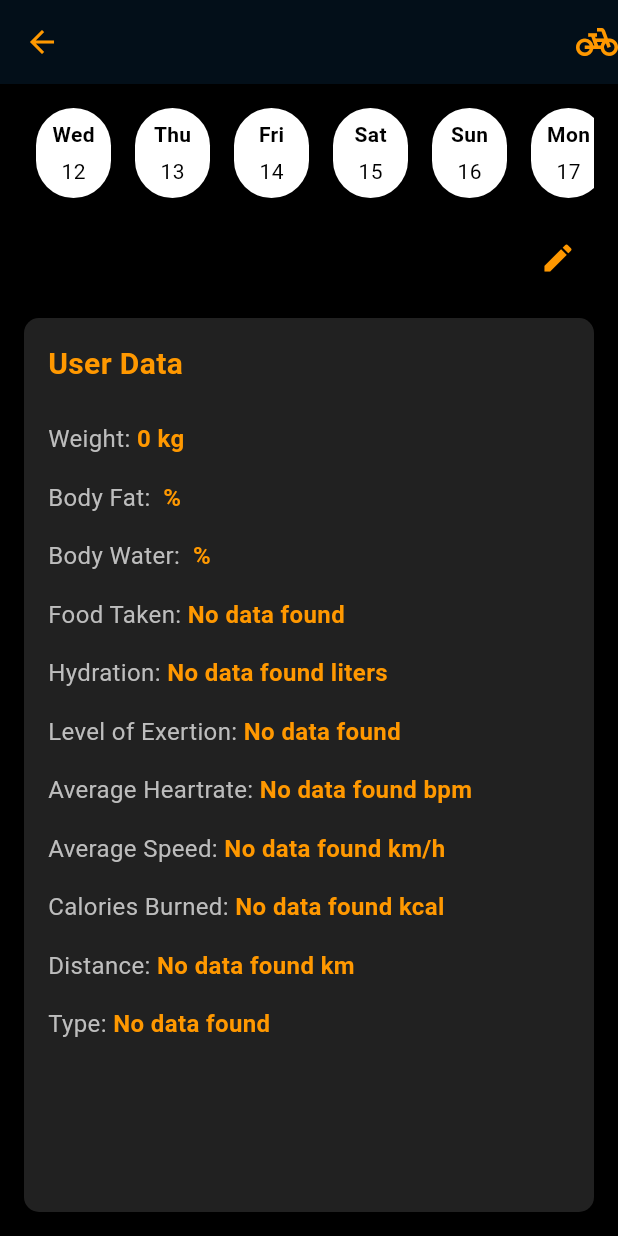
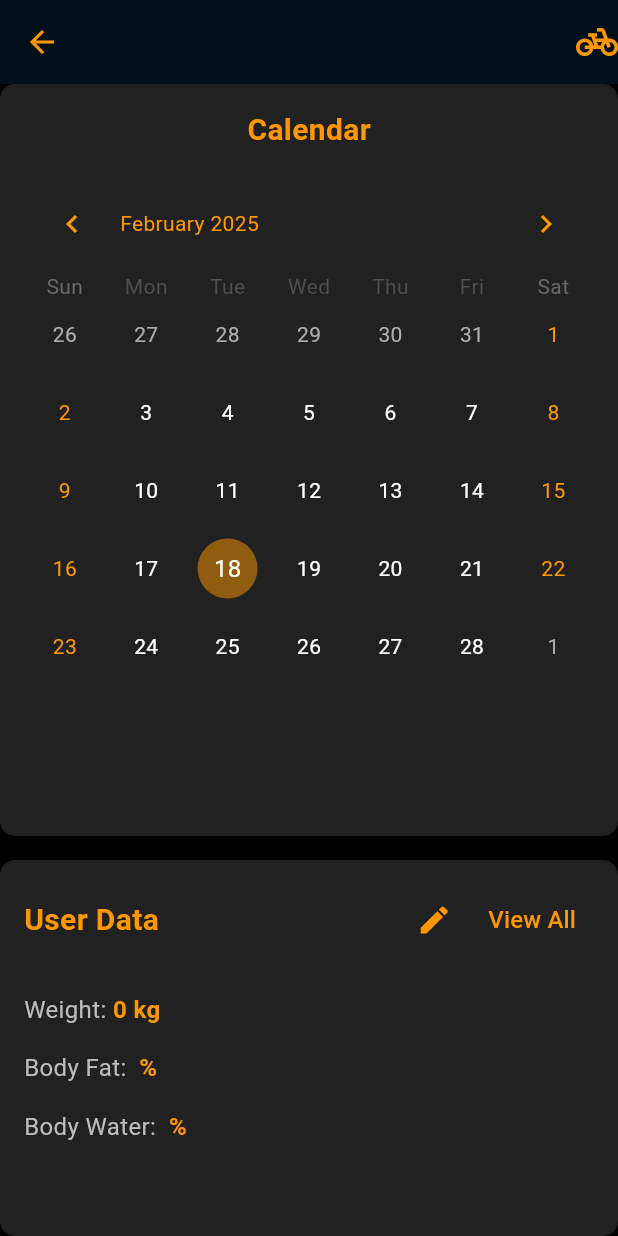
Before and after one commit to 1Jerome23/FitRide, a Flutter app: the FitRidePage screen opened directly, on a phone screen of 412 x 824 dp. Run offline on Flutter 3.47's test engine with Material 3 defaults, Android fonts, the phone set to English and light mode, and no system bars; drawn by our look-alikes of table_calendar; our stand-ins replace cloud_firestore, firebase_auth, firebase_core, firebase_messaging, flutter_local_notifications, geolocator and 7 more; missing offline and left inert: firebase_notifications_handler; accounts and stored records are empty.

Commit message:
updated userdatamodule ui (calendar)

```diff
--- a/fitride/lib/pages/UserDataModule.dart
+++ b/fitride/lib/pages/UserDataModule.dart
@@ -4,6 +4,7 @@ import 'package:intl/intl.dart';
 import 'package:firebase_core/firebase_core.dart'; // Firebase initialization
 import 'package:cloud_firestore/cloud_firestore.dart'; // Firestore
 import 'package:firebase_auth/firebase_auth.dart';
+import 'package:table_calendar/table_calendar.dart'; // Add this import
 import 'home_page.dart';
 
 void main() async {
@@ -41,6 +42,12 @@ class _FitRidePageState extends State<FitRidePage> {
   String caloriesBurned = "-";
   String distance = "-";
   String type = "-";
+  bool showAllData = false; // Toggle to show all data
+
+  // TableCalendar variables
+  CalendarFormat _calendarFormat = CalendarFormat.month;
+  DateTime _focusedDay = DateTime.now();
+  DateTime? _selectedDay;
 
   @override
   void initState() {
@@ -48,6 +55,7 @@ class _FitRidePageState extends State<FitRidePage> {
     dates = _generateDateList();
     selectedDate =
         "${DateFormat.E().format(DateTime.now())} ${DateFormat.d().format(DateTime.now())}";
+    _selectedDay = _focusedDay;
     _fetchUserData(); // Fetch user data when the page is initialized
   }
 
@@ -210,7 +218,7 @@ class _FitRidePageState extends State<FitRidePage> {
                 _buildEditField("Average Speed (km/h)", speedController),
                 _buildEditField("Calories Burned", caloriesController),
                 _buildEditField("Distance (km)", distanceController),
-                _buildEditField("Weight Training", typeController),
+                _buildEditField("Type", typeController),
               ],
             ),
           ),
@@ -363,83 +371,93 @@ class _FitRidePageState extends State<FitRidePage> {
       ),
       backgroundColor: Colors.black,
       body: SafeArea(
-        child: Padding(
-          padding: const EdgeInsets.all(16.0),
         child: Column(
-            crossAxisAlignment: CrossAxisAlignment.start,
           children: [
-              // Calendar
-              SizedBox(
-                height: 60,
-                child: ListView.builder(
-                  scrollDirection: Axis.horizontal,
-                  itemCount: dates.length,
-                  itemBuilder: (context, index) {
-                    final date = dates[index];
-                    bool isSelected =
-                        selectedDate == "${date['day']} ${date['date']}";
-
-                    return GestureDetector(
-                      onTap: () {
-                        setState(() {
-                          selectedDate = "${date['day']} ${date['date']}";
-                        });
-                        _fetchUserData(); // Fetch data for the selected date
-                      },
-                      child: Container(
-                        margin: const EdgeInsets.symmetric(horizontal: 8.0),
-                        width: 50,
-                        decoration: BoxDecoration(
-                          color: isSelected ? Colors.orange : Colors.white,
-                          borderRadius: BorderRadius.circular(30),
-                        ),
-                        child: Column(
-                          mainAxisAlignment: MainAxisAlignment.center,
-                          children: [
-                            Text(
-                              date['day']!,
-                              style: GoogleFonts.roboto(
-                                color: isSelected ? Colors.white : Colors.black,
-                                fontSize: 14,
-                                fontWeight: FontWeight.bold,
-                              ),
-                            ),
-                            SizedBox(height: 5),
-                            Text(
-                              date['date']!,
-                              style: GoogleFonts.roboto(
-                                color: isSelected ? Colors.white : Colors.black,
-                                fontSize: 14,
-                              ),
-                            ),
-                          ],
-                        ),
-                      ),
-                    );
-                  },
-                ),
-              ),
-              SizedBox(height: 16),
-              // Edit Button
-              Align(
-                alignment: Alignment.centerRight,
-                child: IconButton(
-                  icon: Icon(Icons.edit, color: Colors.orange),
-                  onPressed: _showEditDialog,
-                ),
-              ),
-              SizedBox(height: 16),
-              // Expanded User Data Section
+            // Calendar (Expanded to take more space)
             Expanded(
+              flex: 2, // Takes 2/3 of the screen
               child: Container(
                 padding: const EdgeInsets.all(16),
                 decoration: BoxDecoration(
                   color: Colors.grey[900],
                   borderRadius: BorderRadius.circular(10),
                 ),
-                  child: SingleChildScrollView(
+                child: Column(
+                  children: [
+                    Text(
+                      "Calendar",
+                      style: GoogleFonts.roboto(
+                        color: Colors.orange,
+                        fontSize: 20,
+                        fontWeight: FontWeight.bold,
+                      ),
+                    ),
+                    SizedBox(height: 16),
+                    // TableCalendar
+                    Expanded(
+                      child: TableCalendar(
+                        firstDay: DateTime.utc(2020, 1, 1),
+                        lastDay: DateTime.utc(2030, 12, 31),
+                        focusedDay: _focusedDay,
+                        calendarFormat: _calendarFormat,
+                        selectedDayPredicate: (day) {
+                          return isSameDay(_selectedDay, day);
+                        },
+                        onDaySelected: (selectedDay, focusedDay) {
+                          setState(() {
+                            _selectedDay = selectedDay;
+                            _focusedDay = focusedDay;
+                          });
+                        },
+                        onFormatChanged: (format) {
+                          setState(() {
+                            _calendarFormat = format;
+                          });
+                        },
+                        onPageChanged: (focusedDay) {
+                          _focusedDay = focusedDay;
+                        },
+                        calendarStyle: CalendarStyle(
+                          todayDecoration: BoxDecoration(
+                            color: Colors.orange,
+                            shape: BoxShape.circle,
+                          ),
+                          selectedDecoration: BoxDecoration(
+                            color: Colors.orange.withOpacity(0.5),
+                            shape: BoxShape.circle,
+                          ),
+                          weekendTextStyle: TextStyle(color: Colors.orange),
+                          defaultTextStyle: TextStyle(color: Colors.white),
+                        ),
+                        headerStyle: HeaderStyle(
+                          formatButtonVisible: false, // Hide format button
+                          titleTextStyle: TextStyle(color: Colors.orange),
+                          leftChevronIcon:
+                              Icon(Icons.chevron_left, color: Colors.orange),
+                          rightChevronIcon:
+                              Icon(Icons.chevron_right, color: Colors.orange),
+                        ),
+                      ),
+                    ),
+                  ],
+                ),
+              ),
+            ),
+            SizedBox(height: 16),
+            // User Data Section
+            Expanded(
+              flex: 1, // Takes 1/3 of the screen
+              child: Container(
+                padding: const EdgeInsets.all(16),
+                decoration: BoxDecoration(
+                  color: Colors.grey[900],
+                  borderRadius: BorderRadius.circular(10),
+                ),
                 child: Column(
                   crossAxisAlignment: CrossAxisAlignment.start,
+                  children: [
+                    Row(
+                      mainAxisAlignment: MainAxisAlignment.spaceBetween,
                       children: [
                         Text(
                           "User Data",
@@ -449,27 +467,62 @@ class _FitRidePageState extends State<FitRidePage> {
                             fontWeight: FontWeight.bold,
                           ),
                         ),
+                        Row(
+                          children: [
+                            IconButton(
+                              icon: Icon(Icons.edit, color: Colors.orange),
+                              onPressed: _showEditDialog,
+                            ),
+                            TextButton(
+                              onPressed: () {
+                                setState(() {
+                                  showAllData = !showAllData;
+                                });
+                              },
+                              child: Text(
+                                showAllData ? "Hide All" : "View All",
+                                style: GoogleFonts.roboto(
+                                  color: Colors.orange,
+                                  fontSize: 16,
+                                ),
+                              ),
+                            ),
+                          ],
+                        ),
+                      ],
+                    ),
                     SizedBox(height: 16),
+                    Expanded(
+                      child: SingleChildScrollView(
+                        child: Column(
+                          crossAxisAlignment: CrossAxisAlignment.start,
+                          children: [
                             _buildDataRow("Weight", "$weight kg"),
                             _buildDataRow("Body Fat", "$bodyFat %"),
                             _buildDataRow("Body Water", "$bodyWater %"),
+                            if (showAllData) ...[
                               _buildDataRow("Food Taken", foodTaken),
                               _buildDataRow("Hydration", "$hydration liters"),
-                        _buildDataRow("Level of Exertion", levelofExertion),
+                              _buildDataRow(
+                                  "Level of Exertion", levelofExertion),
                               _buildDataRow(
                                   "Average Heartrate", "$averageHeartrate bpm"),
-                        _buildDataRow("Average Speed", "$averageSpeed km/h"),
+                              _buildDataRow(
+                                  "Average Speed", "$averageSpeed km/h"),
                               _buildDataRow(
                                   "Calories Burned", "$caloriesBurned kcal"),
                               _buildDataRow("Distance", "$distance km"),
                               _buildDataRow("Type", type),
                             ],
-                    ),
+                          ],
                         ),
                       ),
                     ),
                   ],
                 ),
+              ),
+            ),
+          ],
         ),
       ),
     );
--- a/fitride/pubspec.yaml
+++ b/fitride/pubspec.yaml
@@ -54,6 +54,7 @@ dependencies:
   firebase_messaging : ^15.2.2
   flutter_local_notifications: ^18.0.1
   firebase_notifications_handler: ^2.0.2+1
+  table_calendar: ^3.0.9
 
 dev_dependencies:
   flutter_test:
```
Also changed, not shown: fitride/pubspec.lock. Lines whose indentation alone changed are shown as unchanged.
